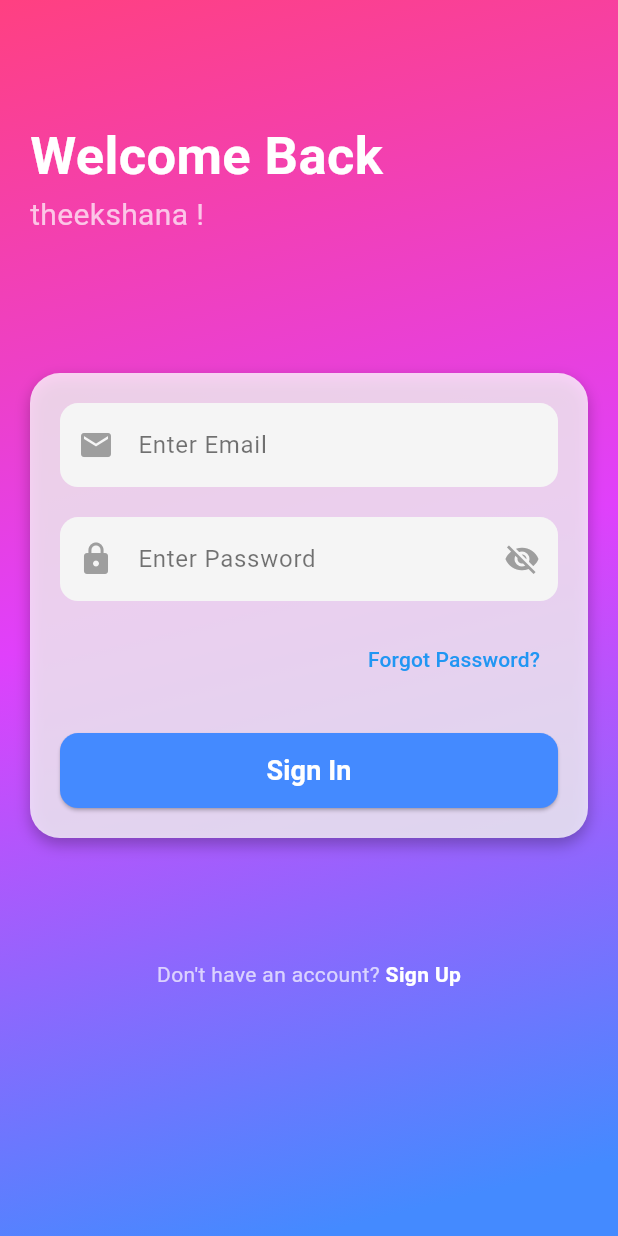
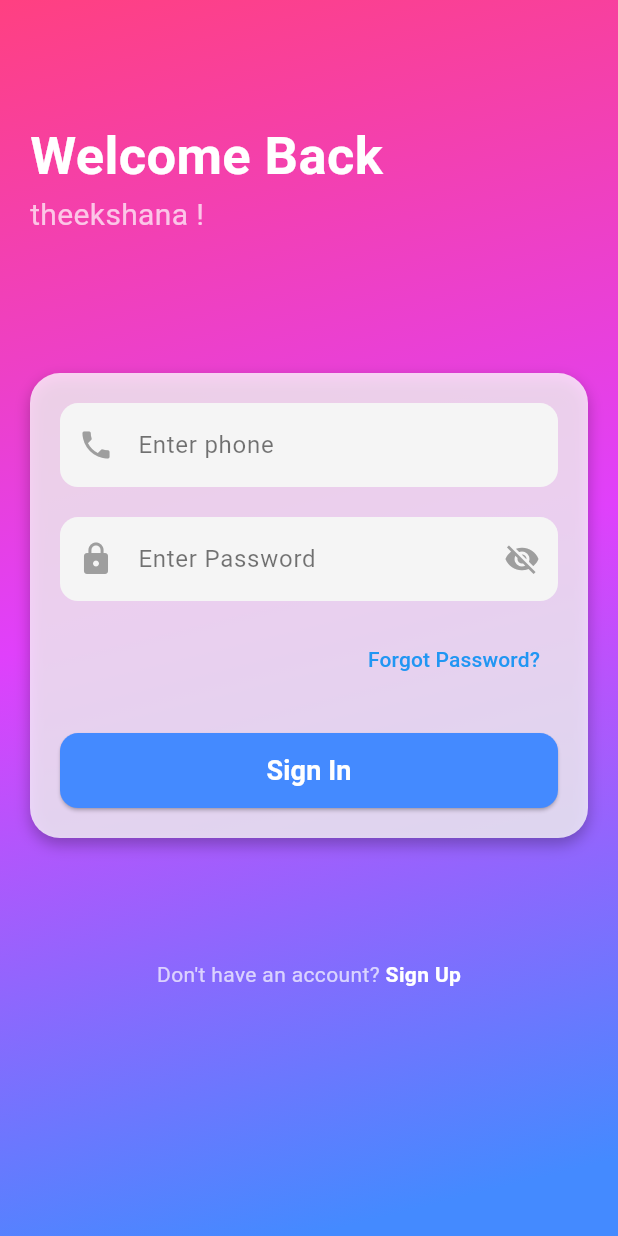
Before and after one commit to Theekshana1999/Social-Media-App, a Flutter app: the screen it shows after launch, on a phone screen of 412 x 824 dp. Run offline on Flutter 3.47's test engine with Material 3 defaults, Android fonts, the phone set to English and light mode, and no system bars; our stand-ins replace curved_navigation_bar, font_awesome_flutter, get, image_picker.

Commit message:
feat(signin): implement phone-based login functionality

```diff
--- a/lib/Screen/signin_screen.dart
+++ b/lib/Screen/signin_screen.dart
@@ -1,4 +1,7 @@
+import 'dart:convert';
+
 import 'package:flutter/material.dart';
+import 'package:http/http.dart' as http;
 import 'package:login/Screen/otp_screen.dart';
 import 'package:login/Screen/signup_screen.dart';
 
@@ -10,9 +13,38 @@ class SignInScreen extends StatefulWidget {
 }
 
 class _SignInScreenState extends State<SignInScreen> {
-  final TextEditingController _emailController = TextEditingController();
+  final TextEditingController _phoneController = TextEditingController();
   final TextEditingController _passwordController = TextEditingController();
   bool _obscurePassword = true;
+
+  //login function
+  Future<void> login() async {
+    String phone = _phoneController.text.trim();
+    String password = _passwordController.text.trim();
+
+    String url = "http://192.168.100.231:5000/api/user/sign-in";
+
+    try {
+      final response = await http.post(
+        Uri.parse(url),
+        headers: {"Content-Type": "application/json"},
+        body: jsonEncode({"phone": phone, "password": password}),
+      );
+
+      if (response.statusCode == 200) {
+        final data = jsonDecode(response.body);
+        debugPrint("Login successful: $data");
+        Navigator.of(context).pushReplacement(
+          MaterialPageRoute(builder: (context) => const OtpScreen()),
+        );
+      } else {
+        debugPrint("Login failed: ${response.statusCode}");
+        debugPrint("Error: ${response.body}");
+      }
+    } catch (e) {
+      debugPrint("Exception during login: $e");
+    }
+  }
 
   @override
   Widget build(BuildContext context) {
@@ -80,16 +112,16 @@ class _SignInScreenState extends State<SignInScreen> {
                   ),
                   child: Column(
                     children: [
-                      // Email Field
+                      // phone Field
                       TextField(
-                        controller: _emailController,
+                        controller: _phoneController,
                         style: const TextStyle(color: Colors.black),
                         decoration: InputDecoration(
                           prefixIcon: const Icon(
-                            Icons.email,
+                            Icons.phone,
                             color: Colors.grey,
                           ),
-                          hintText: 'Enter Email',
+                          hintText: 'Enter phone',
                           hintStyle: const TextStyle(color: Colors.black54),
                           filled: true,
                           fillColor: Colors.grey[100],
@@ -98,7 +130,7 @@ class _SignInScreenState extends State<SignInScreen> {
                             borderSide: BorderSide.none,
                           ),
                         ),
-                        keyboardType: TextInputType.emailAddress,
+                        keyboardType: TextInputType.phone,
                       ),
                       const SizedBox(height: 20),
 
@@ -156,15 +188,11 @@ class _SignInScreenState extends State<SignInScreen> {
                         height: 50,
                         child: ElevatedButton(
                           onPressed: () {
+                            login();
+
                             // Handle sign-in logic here
-                            debugPrint("Email: ${_emailController.text}");
+                            debugPrint("phone: ${_phoneController.text}");
                             debugPrint("Password: ${_passwordController.text}");
-                            Navigator.of(context).pushReplacement(
-                              MaterialPageRoute(
-                                builder: (context) => const OtpScreen(),
-                              ),
-                            );
-
                           },
                           style: ElevatedButton.styleFrom(
                             backgroundColor: Colors.blueAccent,
```
